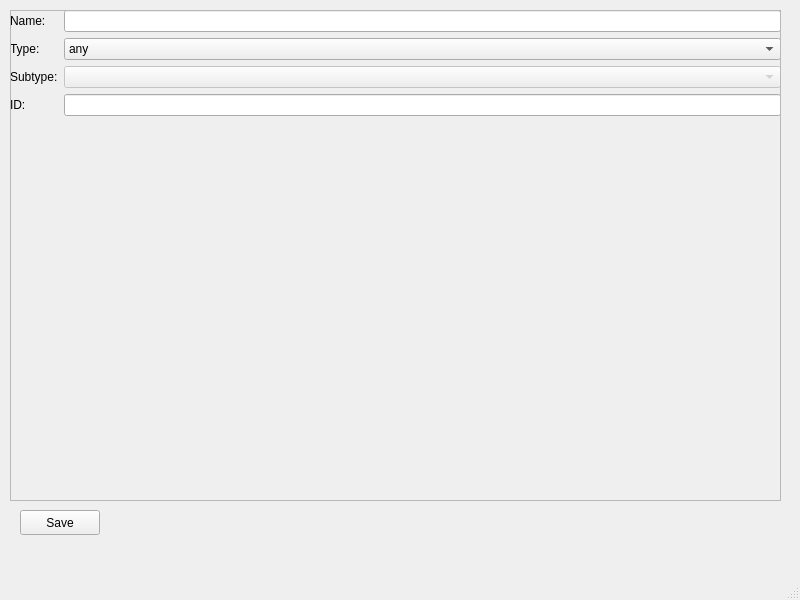
Above: Cobalt/newitem.ui from Devs-of-cobalt/Cobalt before the change. Below: the same form after it.
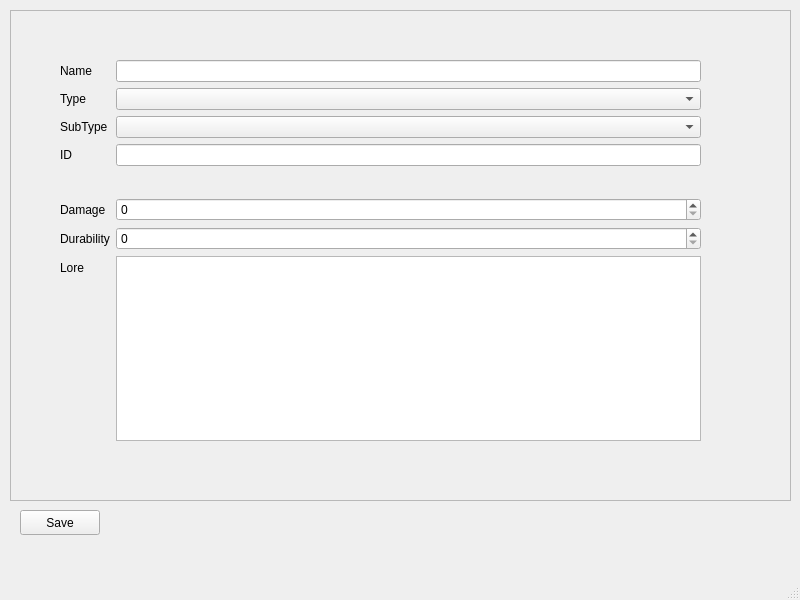
That is the form after the change.

Commit message: Added some item properties to the ui

The edit to the form file:
```diff
--- a/Cobalt/newitem.ui
+++ b/Cobalt/newitem.ui
@@ -19,7 +19,7 @@
      <rect>
       <x>10</x>
       <y>10</y>
-      <width>771</width>
+      <width>781</width>
       <height>491</height>
      </rect>
     </property>
@@ -31,24 +31,24 @@
       <rect>
        <x>0</x>
        <y>0</y>
-       <width>769</width>
+       <width>779</width>
        <height>489</height>
       </rect>
      </property>
      <widget class="QWidget" name="formLayoutWidget">
       <property name="geometry">
        <rect>
-        <x>-1</x>
-        <y>-1</y>
-        <width>771</width>
-        <height>491</height>
+        <x>49</x>
+        <y>49</y>
+        <width>641</width>
+        <height>381</height>
        </rect>
       </property>
       <layout class="QFormLayout" name="formLayout">
        <item row="0" column="0">
         <widget class="QLabel" name="ST_Name">
          <property name="text">
-          <string>Name:</string>
+          <string>Name</string>
          </property>
         </widget>
        </item>
@@ -58,57 +58,75 @@
        <item row="1" column="0">
         <widget class="QLabel" name="ST_Type">
          <property name="text">
-          <string>Type:</string>
+          <string>Type</string>
          </property>
         </widget>
        </item>
        <item row="1" column="1">
-        <widget class="QComboBox" name="CB_Type">
-         <item>
-          <property name="text">
-           <string>any</string>
-          </property>
-         </item>
-         <item>
-          <property name="text">
-           <string>tool</string>
-          </property>
-         </item>
-         <item>
-          <property name="text">
-           <string>armor</string>
-          </property>
-         </item>
-         <item>
-          <property name="text">
-           <string>block</string>
-          </property>
-         </item>
-        </widget>
+        <widget class="QComboBox" name="typeComboBox"/>
        </item>
        <item row="2" column="0">
         <widget class="QLabel" name="ST_SubType">
          <property name="text">
-          <string>Subtype:</string>
+          <string>SubType</string>
          </property>
         </widget>
        </item>
        <item row="2" column="1">
-        <widget class="QComboBox" name="CB_SubType">
-         <property name="enabled">
-          <bool>false</bool>
-         </property>
-        </widget>
+        <widget class="QComboBox" name="subTypeComboBox"/>
        </item>
        <item row="3" column="0">
         <widget class="QLabel" name="ST_ID">
          <property name="text">
-          <string>ID:</string>
+          <string>ID</string>
          </property>
         </widget>
        </item>
        <item row="3" column="1">
-        <widget class="QLineEdit" name="ED_ID"/>
+        <widget class="QLineEdit" name="iDLineEdit"/>
+       </item>
+       <item row="4" column="0" colspan="2">
+        <spacer name="horizontalSpacer">
+         <property name="orientation">
+          <enum>Qt::Horizontal</enum>
+         </property>
+         <property name="sizeHint" stdset="0">
+          <size>
+           <width>40</width>
+           <height>20</height>
+          </size>
+         </property>
+        </spacer>
+       </item>
+       <item row="5" column="0">
+        <widget class="QLabel" name="damageLabel">
+         <property name="text">
+          <string>Damage</string>
+         </property>
+        </widget>
+       </item>
+       <item row="5" column="1">
+        <widget class="QSpinBox" name="damageSpinBox"/>
+       </item>
+       <item row="6" column="0">
+        <widget class="QLabel" name="durabilityLabel">
+         <property name="text">
+          <string>Durability</string>
+         </property>
+        </widget>
+       </item>
+       <item row="6" column="1">
+        <widget class="QSpinBox" name="durabilitySpinBox"/>
+       </item>
+       <item row="7" column="0">
+        <widget class="QLabel" name="loreLabel">
+         <property name="text">
+          <string>Lore</string>
+         </property>
+        </widget>
+       </item>
+       <item row="7" column="1">
+        <widget class="QTextEdit" name="textEdit"/>
        </item>
       </layout>
      </widget>
```
Left out of the diff: 10 changed lines with no effect on the pictures. The commit also changes 4 other files.
